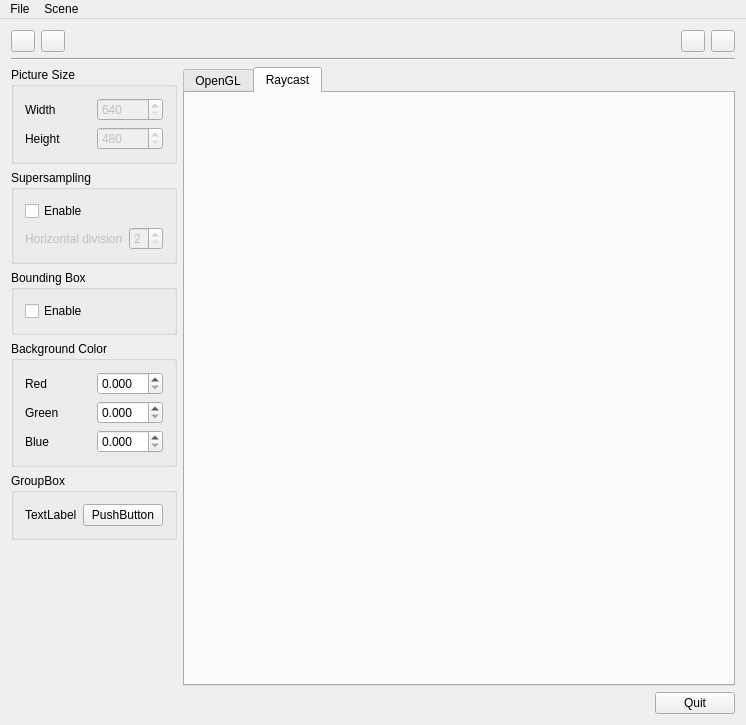
The window that Raycasting/mainwindow.ui (paulobruno/Cg2) describes before a commit, drawn with Qt 5.
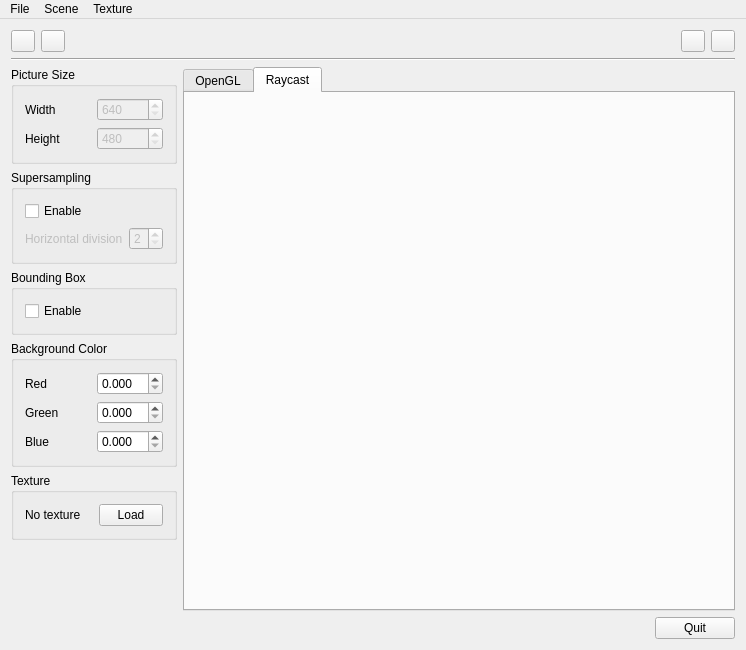
The same window after the commit. Custom widgets are drawn as their Qt base class.

Commit message: Added cube texture

```diff
--- a/Raycasting/mainwindow.ui
+++ b/Raycasting/mainwindow.ui
@@ -7,7 +7,7 @@
     <x>0</x>
     <y>0</y>
     <width>746</width>
-    <height>725</height>
+    <height>650</height>
    </rect>
   </property>
   <property name="windowTitle">
@@ -342,7 +342,7 @@
           <item>
            <widget class="QGroupBox" name="groupBox_5">
             <property name="title">
-             <string>GroupBox</string>
+             <string>Texture</string>
             </property>
             <layout class="QVBoxLayout" name="verticalLayout_5">
              <item>
@@ -353,14 +353,26 @@
                <item>
                 <widget class="QLabel" name="label_5">
                  <property name="text">
-                  <string>TextLabel</string>
+                  <string>No texture</string>
                  </property>
                 </widget>
                </item>
                <item>
-                <widget class="QPushButton" name="pushButton">
+                <widget class="QPushButton" name="pushButtonLoadTexture">
+                 <property name="sizePolicy">
+                  <sizepolicy hsizetype="Fixed" vsizetype="Fixed">
+                   <horstretch>0</horstretch>
+                   <verstretch>0</verstretch>
+                  </sizepolicy>
+                 </property>
+                 <property name="maximumSize">
+                  <size>
+                   <width>64</width>
+                   <height>16777215</height>
+                  </size>
+                 </property>
                  <property name="text">
-                  <string>PushButton</string>
+                  <string>Load</string>
                  </property>
                 </widget>
                </item>
@@ -469,8 +481,15 @@
     <addaction name="actionRender"/>
     <addaction name="actionClear"/>
    </widget>
+   <widget class="QMenu" name="menuTexture">
+    <property name="title">
+     <string>Texture</string>
+    </property>
+    <addaction name="actionLoadTexture"/>
+   </widget>
    <addaction name="menuFile"/>
    <addaction name="menuScene"/>
+   <addaction name="menuTexture"/>
   </widget>
   <action name="actionLoad_Scene">
    <property name="text">
```
Left out of the diff: 12 changed lines with no effect on the pictures. The commit also changes 11 other files.
